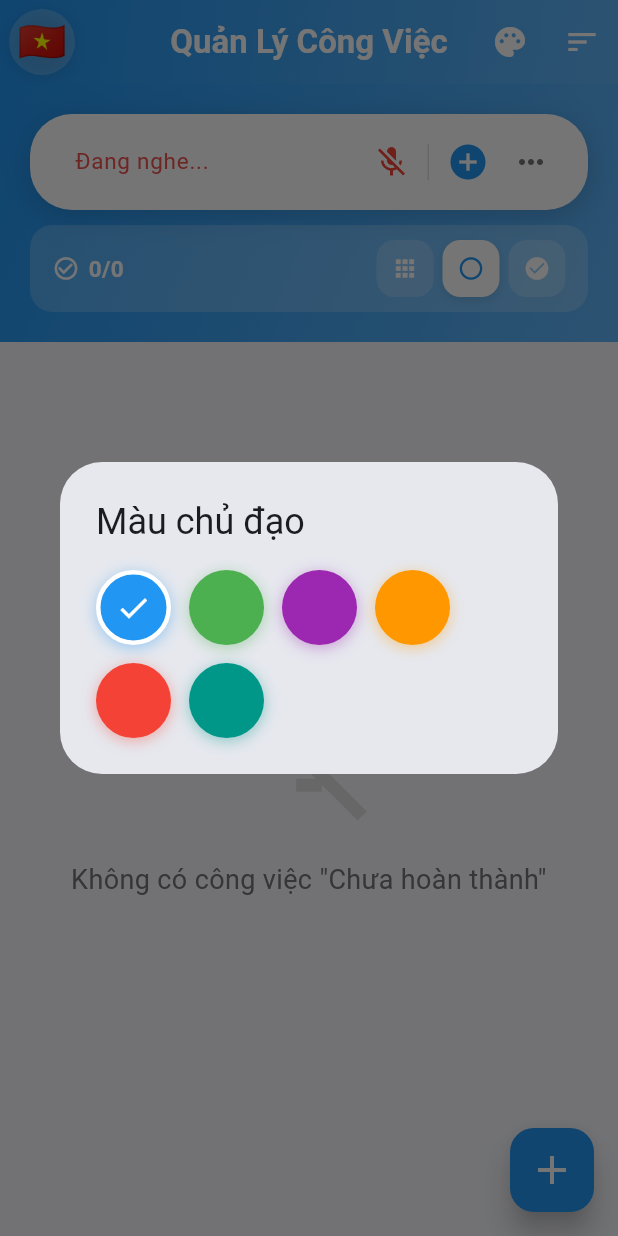
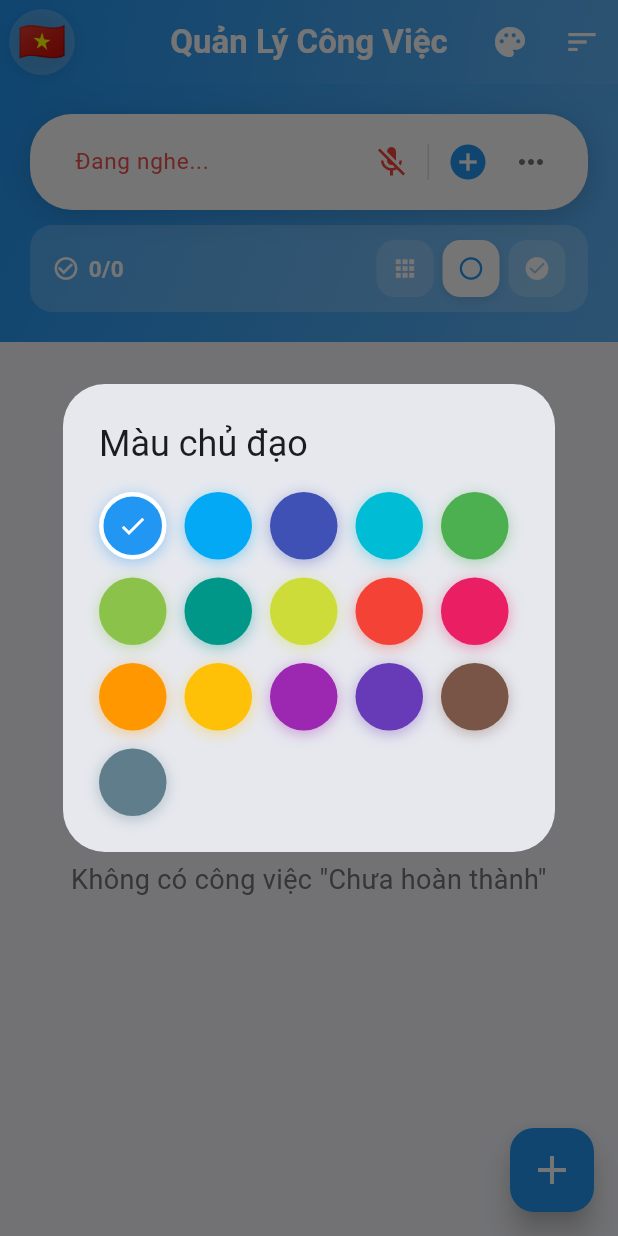
Before and after one commit to CodegymTuLG/taskCare, a Flutter app: the screen it shows after launch, after a tap on the "mic" icon, after a tap on the "palette" icon, on a phone screen of 412 x 824 dp. Run offline on Flutter 3.47's test engine with Material 3 defaults, Android fonts, the phone set to English and light mode, and no system bars; our stand-ins replace flutter_local_notifications, hive_flutter, local_auth, share_plus, speech_to_text, timezone; accounts and stored records are empty.

Commit message:
Simplify voice input UI and expand color palette
- Moved mic button inside title TextField as suffixIcon
- Removed separate mic button from description field
- Expanded theme color picker to 16 colors:
  Blues: blue, lightBlue, indigo, cyan
  Greens: green, lightGreen, teal, lime
  Warm: red, pink, orange, amber
  Others: purple, deepPurple, brown, blueGrey

🤖 Generated with [Claude Code](https://claude.com/claude-code)

Co-Authored-By: Claude Opus 4.5 <noreply@anthropic.com>

```diff
--- a/lib/main.dart
+++ b/lib/main.dart
@@ -944,11 +944,8 @@ class _TodoHomePageState extends State<TodoHomePage> with WidgetsBindingObserver
                         ),
                       ),
                       const SizedBox(height: 20),
-                      // Title with voice input
-                      Row(
-                        children: [
-                          Expanded(
-                            child: TextField(
+                      // Title field
+                      TextField(
                         controller: _titleController,
                         decoration: InputDecoration(
                           labelText: _loc.translate('title_label'),
@@ -959,11 +956,7 @@ class _TodoHomePageState extends State<TodoHomePage> with WidgetsBindingObserver
                           border: OutlineInputBorder(
                             borderRadius: BorderRadius.circular(15),
                           ),
-                              ),
-                            ),
-                          ),
-                          const SizedBox(width: 8),
-                          IconButton(
+                          suffixIcon: IconButton(
                             onPressed: () async {
                               if (isDialogListening) {
                                 await VoiceInputService.stopListening();
@@ -1002,15 +995,11 @@ class _TodoHomePageState extends State<TodoHomePage> with WidgetsBindingObserver
                             ),
                             tooltip: _loc.translate('voice_input'),
                           ),
-                        ],
+                        ),
                       ),
                       const SizedBox(height: 15),
-                      // Description with voice input
-                      Row(
-                        crossAxisAlignment: CrossAxisAlignment.start,
-                        children: [
-                          Expanded(
-                            child: TextField(
+                      // Description field
+                      TextField(
                         controller: _descriptionController,
                         decoration: InputDecoration(
                           labelText: _loc.translate('description_label'),
@@ -1021,49 +1010,6 @@ class _TodoHomePageState extends State<TodoHomePage> with WidgetsBindingObserver
                           ),
                         ),
                         maxLines: 3,
-                            ),
-                          ),
-                          const SizedBox(width: 8),
-                          IconButton(
-                            onPressed: () async {
-                              if (isDialogListening) {
-                                await VoiceInputService.stopListening();
-                                setModalState(() {
-                                  isDialogListening = false;
-                                });
-                              } else {
-                                final isAvailable = await VoiceInputService.isAvailable();
-                                if (!isAvailable) {
-                                  if (mounted) {
-                                    ScaffoldMessenger.of(context).showSnackBar(
-                                      SnackBar(
-                                        content: Text(_loc.translate('voice_not_available')),
-                                        backgroundColor: Colors.orange,
-                                      ),
-                                    );
-                                  }
-                                  return;
-                                }
-                                setModalState(() {
-                                  isDialogListening = true;
-                                });
-                                await VoiceInputService.startListening(
-                                  onResult: (text) {
-                                    setModalState(() {
-                                      _descriptionController.text = text;
-                                    });
-                                  },
-                                  localeId: VoiceInputService.getLocaleId(widget.languageCode),
-                                );
-                              }
-                            },
-                            icon: Icon(
-                              isDialogListening ? Icons.mic_off : Icons.mic,
-                              color: isDialogListening ? Colors.red : themeColor,
-                            ),
-                            tooltip: _loc.translate('voice_input'),
-                          ),
-                        ],
                       ),
                       const SizedBox(height: 15),
                       Text(
@@ -1282,23 +1228,38 @@ class _TodoHomePageState extends State<TodoHomePage> with WidgetsBindingObserver
 
   void _showThemeColorPicker() {
     final colors = [
-      {'color': Colors.blue, 'key': 'theme_blue'},
-      {'color': Colors.green, 'key': 'theme_green'},
-      {'color': Colors.purple, 'key': 'theme_purple'},
-      {'color': Colors.orange, 'key': 'theme_orange'},
-      {'color': Colors.red, 'key': 'theme_red'},
-      {'color': Colors.teal, 'key': 'theme_teal'},
+      // Blues
+      Colors.blue,
+      Colors.lightBlue,
+      Colors.indigo,
+      Colors.cyan,
+      // Greens
+      Colors.green,
+      Colors.lightGreen,
+      Colors.teal,
+      Colors.lime,
+      // Warm colors
+      Colors.red,
+      Colors.pink,
+      Colors.orange,
+      Colors.amber,
+      // Purples & others
+      Colors.purple,
+      Colors.deepPurple,
+      Colors.brown,
+      Colors.blueGrey,
     ];
 
     showDialog(
       context: context,
       builder: (context) => AlertDialog(
         title: Text(_loc.translate('theme_color')),
-        content: Wrap(
+        content: SizedBox(
+          width: 280,
+          child: Wrap(
             spacing: 12,
             runSpacing: 12,
-          children: colors.map((item) {
-            final color = item['color'] as Color;
+            children: colors.map((color) {
               final isSelected = widget.themeColor == color;
               return GestureDetector(
                 onTap: () {
@@ -1306,8 +1267,8 @@ class _TodoHomePageState extends State<TodoHomePage> with WidgetsBindingObserver
                   Navigator.pop(context);
                 },
                 child: Container(
-                width: 50,
-                height: 50,
+                  width: 45,
+                  height: 45,
                   decoration: BoxDecoration(
                     color: color,
                     shape: BoxShape.circle,
@@ -1323,11 +1284,12 @@ class _TodoHomePageState extends State<TodoHomePage> with WidgetsBindingObserver
                     ],
                   ),
                   child: isSelected
-                    ? const Icon(Icons.check, color: Colors.white)
+                      ? const Icon(Icons.check, color: Colors.white, size: 20)
                       : null,
                 ),
               );
             }).toList(),
+          ),
         ),
       ),
     );
```
Lines whose indentation alone changed are shown as unchanged.
